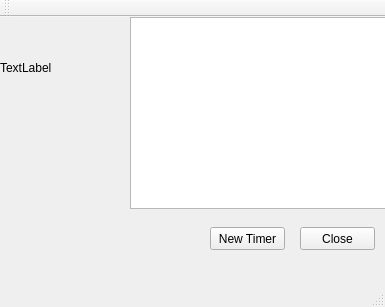
Above: Lab 2/untitled/mainwindow.ui from Afohtim/OOP-oof- before the change. Below: the same form after it.
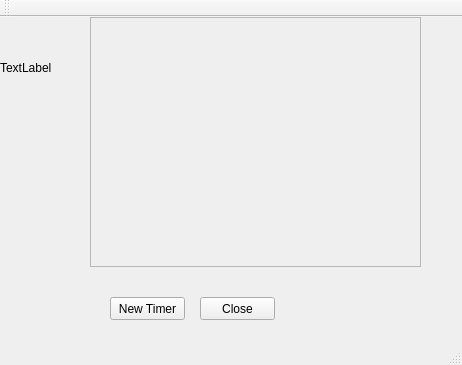
That is the form after the change.

Commit message: addend list of timers as widgets

```diff
--- a/Lab 2/untitled/mainwindow.ui
+++ b/Lab 2/untitled/mainwindow.ui
@@ -6,8 +6,8 @@
    <rect>
     <x>0</x>
     <y>0</y>
-    <width>385</width>
-    <height>307</height>
+    <width>462</width>
+    <height>365</height>
    </rect>
   </property>
   <property name="windowTitle">
@@ -17,8 +17,8 @@
    <widget class="QPushButton" name="closeButton">
     <property name="geometry">
      <rect>
-      <x>300</x>
-      <y>210</y>
+      <x>200</x>
+      <y>280</y>
       <width>75</width>
       <height>23</height>
      </rect>
@@ -43,8 +43,8 @@
    <widget class="QPushButton" name="newTimerButton">
     <property name="geometry">
      <rect>
-      <x>210</x>
-      <y>210</y>
+      <x>110</x>
+      <y>280</y>
       <width>75</width>
       <height>23</height>
      </rect>
@@ -53,15 +53,28 @@
      <string>New Timer</string>
     </property>
    </widget>
-   <widget class="QListWidget" name="listWidget">
+   <widget class="QScrollArea" name="timerWidgets">
     <property name="geometry">
      <rect>
-      <x>130</x>
+      <x>90</x>
       <y>0</y>
-      <width>256</width>
-      <height>192</height>
+      <width>331</width>
+      <height>250</height>
      </rect>
     </property>
+    <property name="widgetResizable">
+     <bool>true</bool>
+    </property>
+    <widget class="QWidget" name="scrollAreaWidgetContents">
+     <property name="geometry">
+      <rect>
+       <x>0</x>
+       <y>0</y>
+       <width>329</width>
+       <height>248</height>
+      </rect>
+     </property>
+    </widget>
    </widget>
   </widget>
   <widget class="QMenuBar" name="menuBar">
```
Left out of the diff: 2 changed lines with no effect on the pictures. The commit also changes 6 other files.
